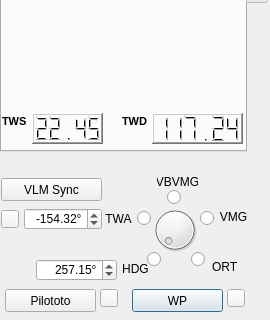
Above: src/Ui/BoardVlmNew.ui from nohal/qtVlm before the change; both pictures show x 0 to 270 and y 189 to 509 of the 270 by 509 pixel window. Below: the same form after it.
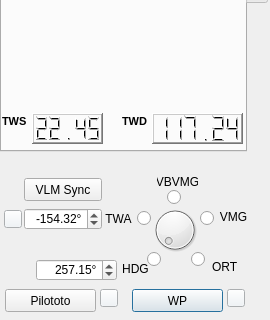
That is the form after the change. Custom widgets are drawn as their Qt base class.

Commit message: Continuing new vlm board

Patch:
```diff
--- a/src/Ui/BoardVlmNew.ui
+++ b/src/Ui/BoardVlmNew.ui
@@ -1349,7 +1349,7 @@
    <widget class="QPushButton" name="btn_angleFlip">
     <property name="geometry">
      <rect>
-      <x>1</x>
+      <x>4</x>
       <y>61</y>
       <width>18</width>
       <height>18</height>
@@ -1451,9 +1451,9 @@
    <widget class="QPushButton" name="btn_sync">
     <property name="geometry">
      <rect>
-      <x>1</x>
+      <x>24</x>
       <y>29</y>
-      <width>101</width>
+      <width>78</width>
       <height>23</height>
      </rect>
     </property>
```
Left out of the diff: 18 changed lines with no effect on the pictures.
